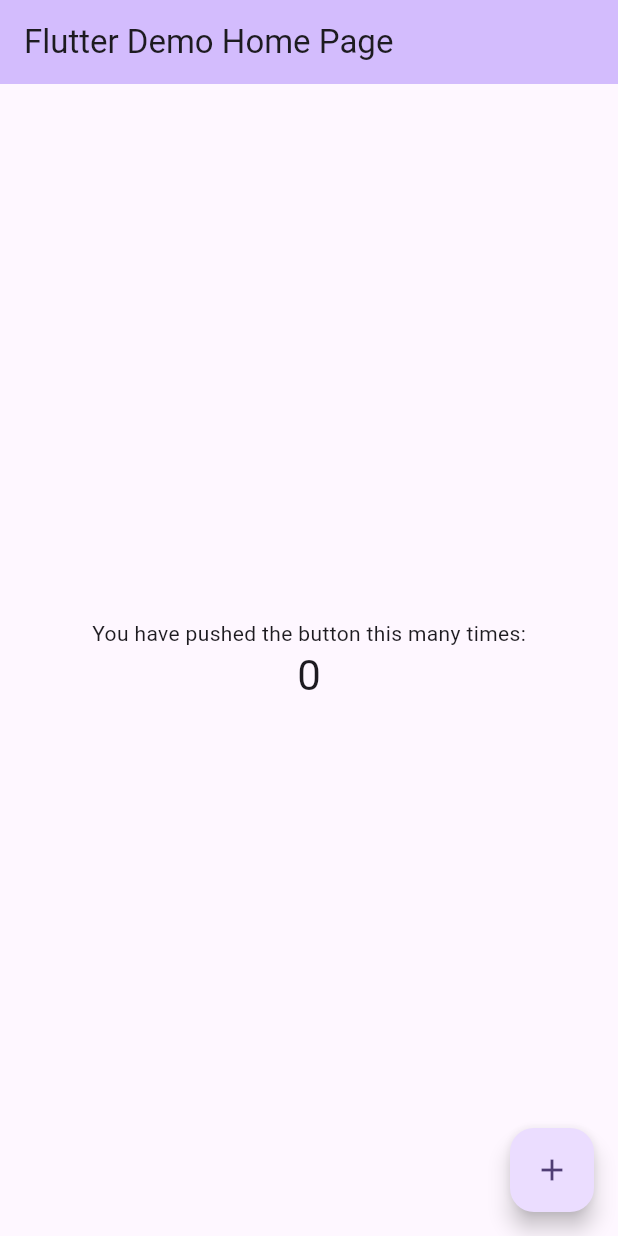
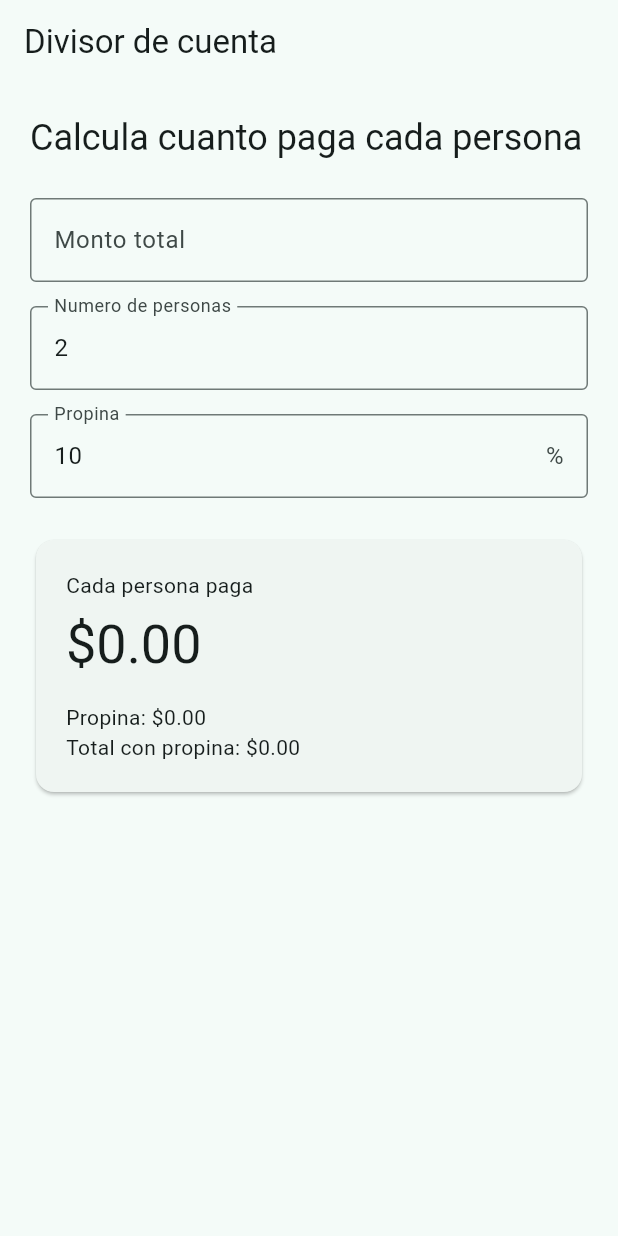
Before and after one commit to BrisneyRod/Clase-ProgramacionApss2026, a Flutter app: the screen it shows after launch, on a phone screen of 412 x 824 dp. Run offline on Flutter 3.47's test engine with Material 3 defaults, Android fonts, the phone set to English and light mode, and no system bars.

Commit message:
implementar divisor de cuenta vibe

```diff
--- a/lib/main.dart
+++ b/lib/main.dart
@@ -1,122 +1,127 @@
 import 'package:flutter/material.dart';
 
 void main() {
-  runApp(const MyApp());
+  runApp(const BillSplitterApp());
 }
 
-class MyApp extends StatelessWidget {
-  const MyApp({super.key});
+class BillSplitterApp extends StatelessWidget {
+  const BillSplitterApp({super.key});
 
-  // This widget is the root of your application.
   @override
   Widget build(BuildContext context) {
     return MaterialApp(
-      title: 'Flutter Demo',
+      title: 'Divisor de cuenta',
       theme: ThemeData(
-        // This is the theme of your application.
-        //
-        // TRY THIS: Try running your application with "flutter run". You'll see
-        // the application has a purple toolbar. Then, without quitting the app,
-        // try changing the seedColor in the colorScheme below to Colors.green
-        // and then invoke "hot reload" (save your changes or press the "hot
-        // reload" button in a Flutter-supported IDE, or press "r" if you used
-        // the command line to start the app).
-        //
-        // Notice that the counter didn't reset back to zero; the application
-        // state is not lost during the reload. To reset the state, use hot
-        // restart instead.
-        //
-        // This works for code too, not just values: Most code changes can be
-        // tested with just a hot reload.
-        colorScheme: .fromSeed(seedColor: Colors.deepPurple),
+        colorScheme: ColorScheme.fromSeed(seedColor: Colors.teal),
+        useMaterial3: true,
       ),
-      home: const MyHomePage(title: 'Flutter Demo Home Page'),
+      home: const BillSplitterPage(),
     );
   }
 }
 
-class MyHomePage extends StatefulWidget {
-  const MyHomePage({super.key, required this.title});
-
-  // This widget is the home page of your application. It is stateful, meaning
-  // that it has a State object (defined below) that contains fields that affect
-  // how it looks.
-
-  // This class is the configuration for the state. It holds the values (in this
-  // case the title) provided by the parent (in this case the App widget) and
-  // used by the build method of the State. Fields in a Widget subclass are
-  // always marked "final".
-
-  final String title;
+class BillSplitterPage extends StatefulWidget {
+  const BillSplitterPage({super.key});
 
   @override
-  State<MyHomePage> createState() => _MyHomePageState();
+  State<BillSplitterPage> createState() => _BillSplitterPageState();
 }
 
-class _MyHomePageState extends State<MyHomePage> {
-  int _counter = 0;
+class _BillSplitterPageState extends State<BillSplitterPage> {
+  final _totalController = TextEditingController();
+  final _peopleController = TextEditingController(text: '2');
+  final _tipController = TextEditingController(text: '10');
 
-  void _incrementCounter() {
-    setState(() {
-      // This call to setState tells the Flutter framework that something has
-      // changed in this State, which causes it to rerun the build method below
-      // so that the display can reflect the updated values. If we changed
-      // _counter without calling setState(), then the build method would not be
-      // called again, and so nothing would appear to happen.
-      _counter++;
-    });
+  @override
+  void dispose() {
+    _totalController.dispose();
+    _peopleController.dispose();
+    _tipController.dispose();
+    super.dispose();
   }
+
+  double get _total => double.tryParse(_totalController.text) ?? 0;
+  int get _people => int.tryParse(_peopleController.text) ?? 0;
+  double get _tipPercent => double.tryParse(_tipController.text) ?? 0;
+
+  double get _tipAmount => _total * (_tipPercent / 100);
+  double get _grandTotal => _total + _tipAmount;
+  double get _amountPerPerson => _people > 0 ? _grandTotal / _people : 0;
 
   @override
   Widget build(BuildContext context) {
-    // This method is rerun every time setState is called, for instance as done
-    // by the _incrementCounter method above.
-    //
-    // The Flutter framework has been optimized to make rerunning build methods
-    // fast, so that you can just rebuild anything that needs updating rather
-    // than having to individually change instances of widgets.
     return Scaffold(
-      appBar: AppBar(
-        // TRY THIS: Try changing the color here to a specific color (to
-        // Colors.amber, perhaps?) and trigger a hot reload to see the AppBar
-        // change color while the other colors stay the same.
-        backgroundColor: Theme.of(context).colorScheme.inversePrimary,
-        // Here we take the value from the MyHomePage object that was created by
-        // the App.build method, and use it to set our appbar title.
-        title: Text(widget.title),
-      ),
-      body: Center(
-        // Center is a layout widget. It takes a single child and positions it
-        // in the middle of the parent.
-        child: Column(
-          // Column is also a layout widget. It takes a list of children and
-          // arranges them vertically. By default, it sizes itself to fit its
-          // children horizontally, and tries to be as tall as its parent.
-          //
-          // Column has various properties to control how it sizes itself and
-          // how it positions its children. Here we use mainAxisAlignment to
-          // center the children vertically; the main axis here is the vertical
-          // axis because Columns are vertical (the cross axis would be
-          // horizontal).
-          //
-          // TRY THIS: Invoke "debug painting" (choose the "Toggle Debug Paint"
-          // action in the IDE, or press "p" in the console), to see the
-          // wireframe for each widget.
-          mainAxisAlignment: .center,
+      appBar: AppBar(title: const Text('Divisor de cuenta')),
+      body: SafeArea(
+        child: ListView(
+          padding: const EdgeInsets.all(20),
           children: [
-            const Text('You have pushed the button this many times:'),
             Text(
-              '$_counter',
-              style: Theme.of(context).textTheme.headlineMedium,
+              'Calcula cuanto paga cada persona',
+              style: Theme.of(context).textTheme.headlineSmall,
+            ),
+            const SizedBox(height: 24),
+            TextField(
+              controller: _totalController,
+              keyboardType: const TextInputType.numberWithOptions(
+                decimal: true,
+              ),
+              decoration: const InputDecoration(
+                labelText: 'Monto total',
+                prefixText: r'$ ',
+                border: OutlineInputBorder(),
+              ),
+              onChanged: (_) => setState(() {}),
+            ),
+            const SizedBox(height: 16),
+            TextField(
+              controller: _peopleController,
+              keyboardType: TextInputType.number,
+              decoration: const InputDecoration(
+                labelText: 'Numero de personas',
+                border: OutlineInputBorder(),
+              ),
+              onChanged: (_) => setState(() {}),
+            ),
+            const SizedBox(height: 16),
+            TextField(
+              controller: _tipController,
+              keyboardType: const TextInputType.numberWithOptions(
+                decimal: true,
+              ),
+              decoration: const InputDecoration(
+                labelText: 'Propina',
+                suffixText: '%',
+                border: OutlineInputBorder(),
+              ),
+              onChanged: (_) => setState(() {}),
+            ),
+            const SizedBox(height: 24),
+            Card(
+              child: Padding(
+                padding: const EdgeInsets.all(20),
+                child: Column(
+                  crossAxisAlignment: CrossAxisAlignment.start,
+                  children: [
+                    const Text('Cada persona paga'),
+                    const SizedBox(height: 8),
+                    Text(
+                      '\$${_amountPerPerson.toStringAsFixed(2)}',
+                      key: const Key('amount-per-person'),
+                      style: Theme.of(context).textTheme.displaySmall,
+                    ),
+                    const SizedBox(height: 16),
+                    Text('Propina: \$${_tipAmount.toStringAsFixed(2)}'),
+                    Text(
+                      'Total con propina: \$${_grandTotal.toStringAsFixed(2)}',
+                    ),
+                  ],
+                ),
+              ),
             ),
           ],
         ),
       ),
-      floatingActionButton: FloatingActionButton(
-        onPressed: _incrementCounter,
-        tooltip: 'Increment',
-        child: const Icon(Icons.add),
-      ),
     );
   }
 }
```
Also changed, not shown: 1 other file.
